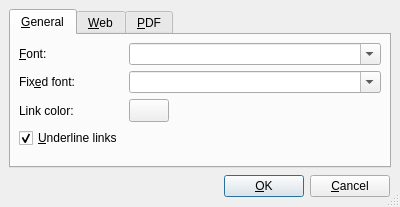
Old version of the form tools/assistant/settingsdialog.ui in the repository arnt/qt-history2.
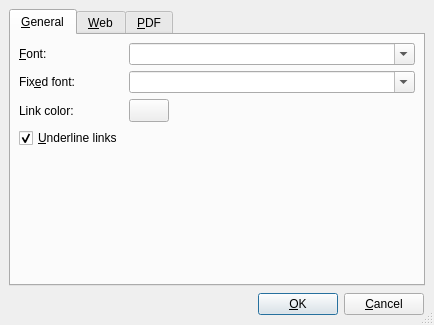
New version of the form.

Commit message:
p4i integration Integrate 179868 from 4.0 to main: Fixes:    refresh the UI files
[git-p4: depot-paths = "//depot/qt/main/": change = 179869]

What changed in the file:
```diff
--- a/tools/assistant/settingsdialog.ui
+++ b/tools/assistant/settingsdialog.ui
@@ -19,8 +19,8 @@
    <rect>
     <x>0</x>
     <y>0</y>
-    <width>400</width>
-    <height>207</height>
+    <width>434</width>
+    <height>325</height>
    </rect>
   </property>
   <property name="windowTitle" >
@@ -38,14 +38,6 @@
    </property>
    <item>
     <widget class="QTabWidget" name="settingsTab" >
-     <property name="geometry" >
-      <rect>
-       <x>10</x>
-       <y>10</y>
-       <width>380</width>
-       <height>152</height>
-      </rect>
-     </property>
      <property name="sizePolicy" >
       <sizepolicy>
        <hsizetype>5</hsizetype>
@@ -55,14 +47,6 @@
       </sizepolicy>
      </property>
      <widget class="QWidget" name="tab" >
-      <property name="geometry" >
-       <rect>
-        <x>0</x>
-        <y>0</y>
-        <width>376</width>
-        <height>128</height>
-       </rect>
-      </property>
       <attribute name="title" >
        <string>&amp;General</string>
       </attribute>
@@ -125,14 +109,6 @@
        </item>
        <item row="0" column="1" >
         <widget class="QComboBox" name="fontCombo" >
-         <property name="geometry" >
-          <rect>
-           <x>107</x>
-           <y>9</y>
-           <width>260</width>
-           <height>20</height>
-          </rect>
-         </property>
          <property name="sizePolicy" >
           <sizepolicy>
            <hsizetype>7</hsizetype>
@@ -199,14 +175,6 @@
        </item>
        <item row="1" column="1" >
         <widget class="QComboBox" name="fixedfontCombo" >
-         <property name="geometry" >
-          <rect>
-           <x>107</x>
-           <y>35</y>
-           <width>260</width>
-           <height>20</height>
-          </rect>
-         </property>
          <property name="sizePolicy" >
           <sizepolicy>
            <hsizetype>7</hsizetype>
@@ -222,14 +190,6 @@
        </item>
        <item row="4" column="0" colspan="2" >
         <spacer>
-         <property name="geometry" >
-          <rect>
-           <x>183</x>
-           <y>113</y>
-           <width>10</width>
-           <height>6</height>
-          </rect>
-         </property>
          <property name="orientation" >
           <enum>Qt::Vertical</enum>
          </property>
@@ -244,14 +204,6 @@
       </layout>
      </widget>
      <widget class="QWidget" name="tab" >
-      <property name="geometry" >
-       <rect>
-        <x>0</x>
-        <y>0</y>
-        <width>376</width>
-        <height>128</height>
-       </rect>
-      </property>
       <attribute name="title" >
        <string>&amp;Web</string>
       </attribute>
@@ -402,14 +354,6 @@
        </item>
        <item>
         <spacer>
-         <property name="geometry" >
-          <rect>
-           <x>10</x>
-           <y>114</y>
-           <width>356</width>
-           <height>4</height>
-          </rect>
-         </property>
          <property name="orientation" >
           <enum>Qt::Vertical</enum>
          </property>
@@ -552,14 +496,6 @@
      </property>
      <item>
       <spacer>
-       <property name="geometry" >
-        <rect>
-         <x>2</x>
-         <y>2</y>
-         <width>210</width>
-         <height>25</height>
-        </rect>
-       </property>
        <property name="orientation" >
         <enum>Qt::Horizontal</enum>
        </property>
@@ -576,14 +512,6 @@
      </item>
      <item>
       <widget class="QPushButton" name="buttonOk" >
-       <property name="geometry" >
-        <rect>
-         <x>218</x>
-         <y>2</y>
-         <width>77</width>
-         <height>25</height>
-        </rect>
-       </property>
        <property name="text" >
         <string>&amp;OK</string>
        </property>
@@ -597,14 +525,6 @@
      </item>
      <item>
       <widget class="QPushButton" name="buttonCancel" >
-       <property name="geometry" >
-        <rect>
-         <x>301</x>
-         <y>2</y>
-         <width>77</width>
-         <height>25</height>
-        </rect>
-       </property>
        <property name="text" >
         <string>&amp;Cancel</string>
        </property>
```
Left out of the diff: 137 changed lines with no effect on the pictures. The commit also changes 2 other files.
